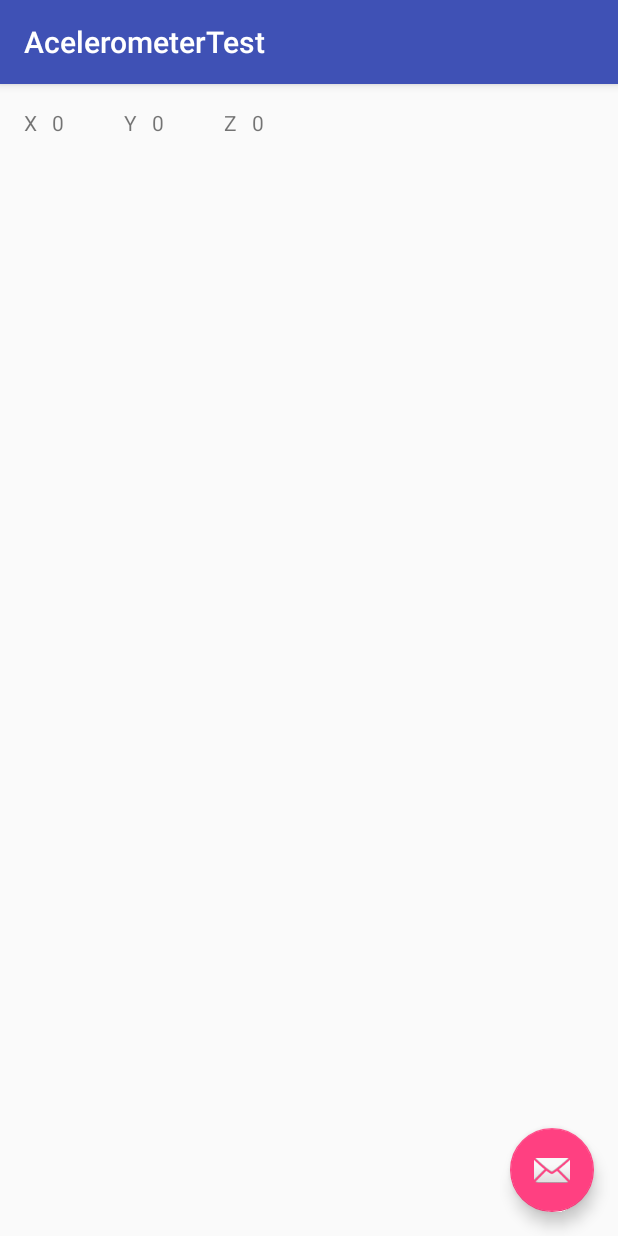
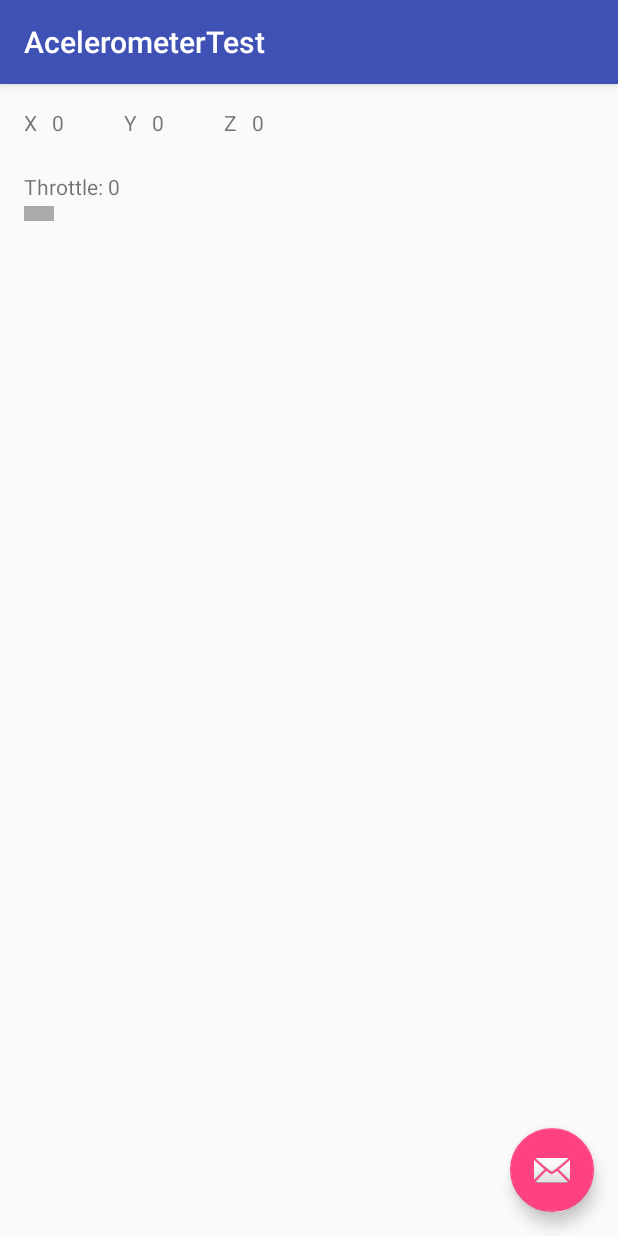
Before and after one commit to hevilavio/androver, an Android app: the RoverControlActivity screen opened directly, with no data from a screen before it, on a phone screen of 412 x 824 dp. Run offline under Robolectric (Android 15) with nearby library versions, the phone set to English and light mode, and no system bars.

Commit message:
Speed dash

```diff
--- a/app/src/main/java/com/hevilavio/ardurover/RoverControlActivity.java
+++ b/app/src/main/java/com/hevilavio/ardurover/RoverControlActivity.java
@@ -26,7 +26,7 @@ public class RoverControlActivity extends AppCompatActivity implements SensorEve
 
     // TODO - Move to another class
     static final int DECIMAL_PLATES = 4;
-    static final float AXIS_CHANGE_TOLERANCE = 0.5f;
+    static final float AXIS_CHANGE_TOLERANCE = 0.3f;
 
     double ax,ay,az;
     double lAx,lAy,lAz;
@@ -101,14 +101,16 @@ public class RoverControlActivity extends AppCompatActivity implements SensorEve
         MotionUtils motionUtils = new MotionUtils();
 
         String speed = motionUtils.getSpeed(ay);
-        boolean isOnLimit = motionUtils.isGreaterOrEqualsLimit(Integer.parseInt(speed));
+        int speedAsInteger = Integer.parseInt(speed);
+        boolean isOnLimit = motionUtils.isGreaterOrEqualsLimit(speedAsInteger);
 
         Log.d(Constants.LOG_TAG, "M=updateThrottleUI,speed=" + speed + ",isOnLimit=" + isOnLimit);
 
         // speed
-//        uIUpdater.updateText(this, R.id.txt_axis_x_value, speed);
-        // limit light
-//        uIUpdater.updateMaxThrottle(this, R.id.txt_axis_x_value, isOnLimit);
+        uIUpdater.updateText(this, R.id.throttle_text, "Throttle: " + speedAsInteger);
+
+        // speed dash
+        uIUpdater.updateThrottleLine(this, R.id.throttle_line, speedAsInteger);
     }
 
 
--- a/app/src/main/java/com/hevilavio/ardurover/router/SimpleMessageRouter.java
+++ b/app/src/main/java/com/hevilavio/ardurover/router/SimpleMessageRouter.java
@@ -18,7 +18,7 @@ import java.util.Map;
  */
 public class SimpleMessageRouter {
 
-    // map of <messageType, messageExecutor>
+    // linearMapping of <messageType, messageExecutor>
     Map<String, MessageHandler> executorMap;
     MessageExtractor messageExtractor;
 
--- a/app/src/main/res/layout/content_acelerometer_test.xml
+++ b/app/src/main/res/layout/content_acelerometer_test.xml
@@ -80,4 +80,24 @@
         android:layout_marginLeft="10dp"
         android:layout_marginStart="10dp" />
 
+    <View
+        android:layout_width="20dp"
+        android:id="@+id/throttle_line"
+        android:layout_height="10dp"
+        android:background="@android:color/darker_gray"
+        android:layout_marginTop="46dp"
+        android:layout_below="@+id/txt_axis_x"
+        android:layout_alignParentLeft="true"
+        android:layout_alignParentStart="true" />
+
+    <TextView
+        android:text="Throttle: 0"
+        android:id="@+id/throttle_text"
+        android:layout_width="wrap_content"
+        android:layout_height="wrap_content"
+        android:layout_alignBottom="@+id/throttle_line"
+        android:layout_alignParentLeft="true"
+        android:layout_alignParentStart="true"
+        android:layout_marginBottom="13dp" />
+
 </RelativeLayout>
```
Also changed, not shown: app/src/main/java/com/hevilavio/ardurover/util/Mapper.java (added, +18 -0 lines), app/src/main/java/com/hevilavio/ardurover/util/MotionUtils.java (+3 -17 lines), app/src/main/java/com/hevilavio/ardurover/util/UIUpdater.java (+23 -4 lines).
